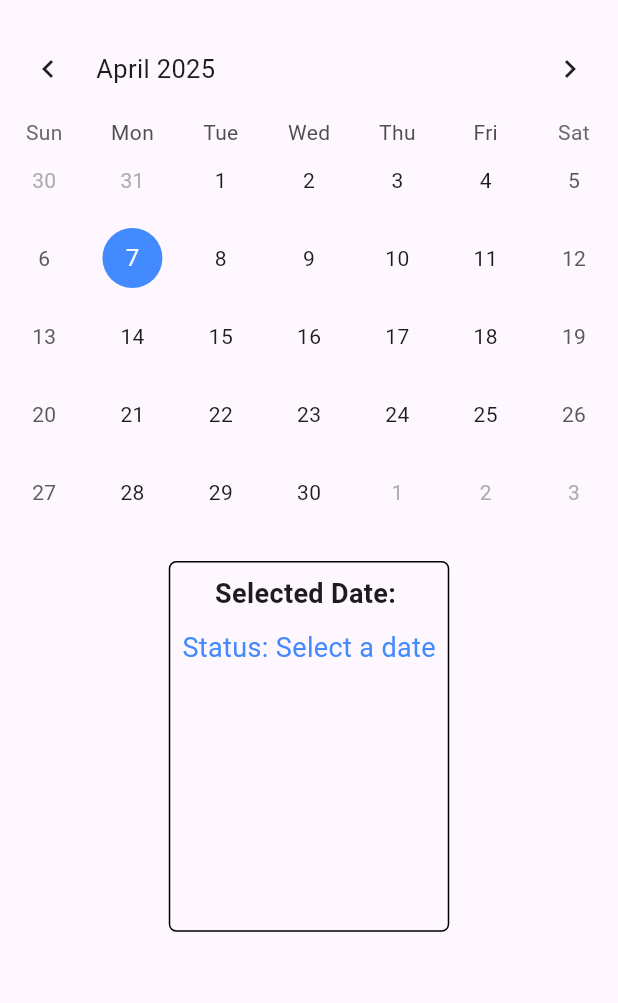
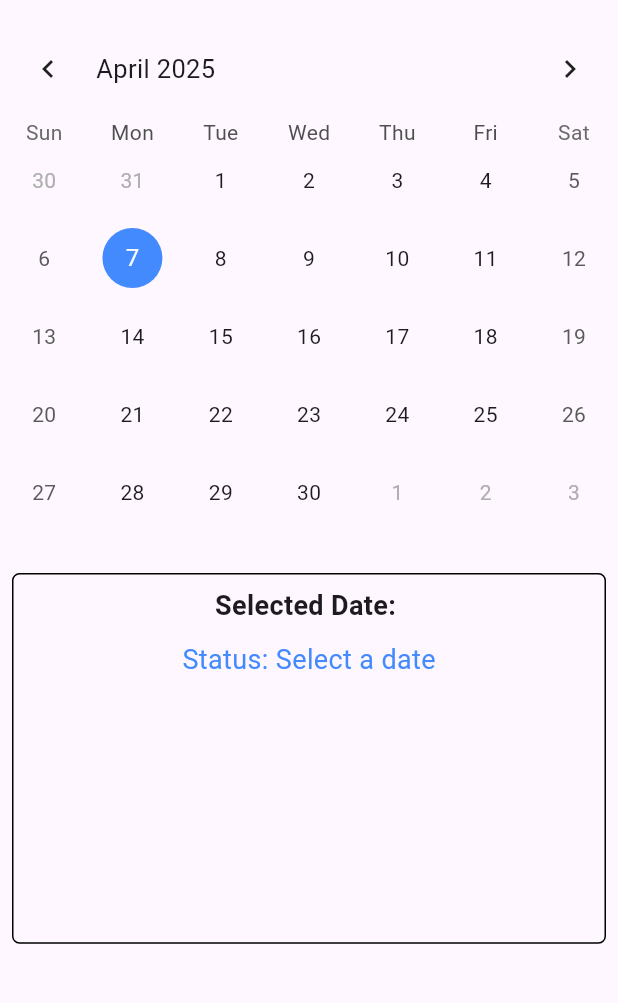
Before and after one commit to Jit003/Booking-App, a Flutter app: the DashboardScreen screen opened by its route, on a phone screen of 412 x 824 dp, the part 63-1066 px from its top. Run offline on Flutter 3.47's test engine with Material 3 defaults, Android fonts, the light colour scheme and no system bars; drawn by our look-alikes of table_calendar; our stand-ins replace firebase_auth, firebase_core, get, pinput; accounts and stored records are empty; network calls fail.

Commit message:
new feature add

```diff
--- a/lib/controller/calender_controller.dart
+++ b/lib/controller/calender_controller.dart
@@ -1,4 +1,3 @@
-import 'package:flutter/material.dart';
 import 'package:get/get.dart';
 import 'package:table_calendar/table_calendar.dart';
 
--- a/lib/routes/app_pages.dart
+++ b/lib/routes/app_pages.dart
@@ -1,4 +1,5 @@
 import 'package:bhadranee_employee/routes/app_routes.dart';
+import 'package:bhadranee_employee/views/booking_form_screen.dart';
 import 'package:bhadranee_employee/views/dashboard_screen.dart';
 import 'package:bhadranee_employee/views/login_screen.dart';
 import 'package:bhadranee_employee/views/otp_screen.dart';
@@ -13,6 +14,7 @@ class AppPages {
     GetPage(
         name: AppRoutes.dashboardScreen, page: () => DashboardScreen()),
     GetPage(name: AppRoutes.otpScreen, page: ()=>OtpScreen()),
-    GetPage(name: AppRoutes.vehicleScreen, page: ()=>VehicleScreen())
+    GetPage(name: AppRoutes.vehicleScreen, page: ()=>VehicleScreen()),
+    GetPage(name: AppRoutes.formScreen, page: ()=>BookingFormScreen())
   ];
 }
--- a/lib/routes/app_routes.dart
+++ b/lib/routes/app_routes.dart
@@ -4,4 +4,5 @@ class AppRoutes {
   static const String otpScreen = '/otp';
   static const String dashboardScreen = '/dashboard';
   static const String vehicleScreen = '/vehicle';
+  static const String formScreen = '/form';
 }
--- a/lib/views/otp_screen.dart
+++ b/lib/views/otp_screen.dart
@@ -28,10 +28,10 @@ class OtpScreen extends StatelessWidget {
                 ),
               ),
               const SizedBox(height: 10),
-              const Text(
-                "Enter the code from the SMS we sent to",
+               Text(
+                "Enter the code from the SMS we sent to ${authController.phoneController.text}",
                 textAlign: TextAlign.center,
-                style: TextStyle(
+                style: const TextStyle(
                   fontSize: 14,
                   color: Colors.white,
                 ),
--- a/lib/widgets/availability_info.dart
+++ b/lib/widgets/availability_info.dart
@@ -1,36 +1,60 @@
-import 'package:flutter/cupertino.dart';
+import 'package:bhadranee_employee/routes/app_routes.dart';
 import 'package:flutter/material.dart';
 import 'package:get/get.dart';
 
 import '../controller/booking_controller.dart';
+import '../views/vehicle_screen.dart';
+import 'customButton.dart';
 
 class AvailabilityInfo extends StatelessWidget {
   final BookingController bookingController = Get.find<BookingController>();
 
   @override
   Widget build(BuildContext context) {
-    return Obx(() => Container(
+    return Obx(() => Padding(
+          padding: const EdgeInsets.all(8.0),
+          child: Container(
             height: Get.height * 0.3,
+            width: Get.width * 1,
             decoration: BoxDecoration(
-        border: Border.all(),
-        borderRadius: BorderRadius.circular(5)
-      ),
+                border: Border.all(), borderRadius: BorderRadius.circular(5)),
             child: Padding(
               padding: const EdgeInsets.all(8.0),
               child: Column(
                 children: [
                   Text(
                     "Selected Date: ${bookingController.selectedDate.value}",
-                  style: TextStyle(fontSize: 18, fontWeight: FontWeight.bold),
+                    style: const TextStyle(
+                        fontSize: 18, fontWeight: FontWeight.bold),
                   ),
-                SizedBox(height: 10),
+                  const SizedBox(height: 10),
                   Text(
                     "Status: ${bookingController.selectedStatus.value}",
                     style: TextStyle(fontSize: 18, color: Colors.blueAccent),
                   ),
                   SizedBox(height: 10),
-
+                  Obx(() {
+                    if (bookingController.selectedStatus.value
+                        .contains("Available")) {
+                      return customButton(
+                        onPressed: () {
+                          // Navigate to Vehicle Selection Page with date & available slot
+                          Get.to(() => VehicleScreen(
+                                date: bookingController.selectedDate.value,
+                                availableSlot: bookingController
+                                        .selectedStatus.value
+                                        .contains("Day Available")
+                                    ? "Day"
+                                    : "Night",
+                              ));
+                        }, text: 'Select Vehicle',
+                      );
+                    } else {
+                      return SizedBox(); // If fully booked, hide the button
+                    }
+                  }),
                 ],
+              ),
             ),
           ),
         ));
```
Also changed, not shown: lib/views/booking_form_screen.dart (added, +119 -0 lines), lib/views/login_screen.dart (+0 -8 lines), lib/views/vehicle_screen.dart (+33 -9 lines). Lines whose indentation alone changed are shown as unchanged.
